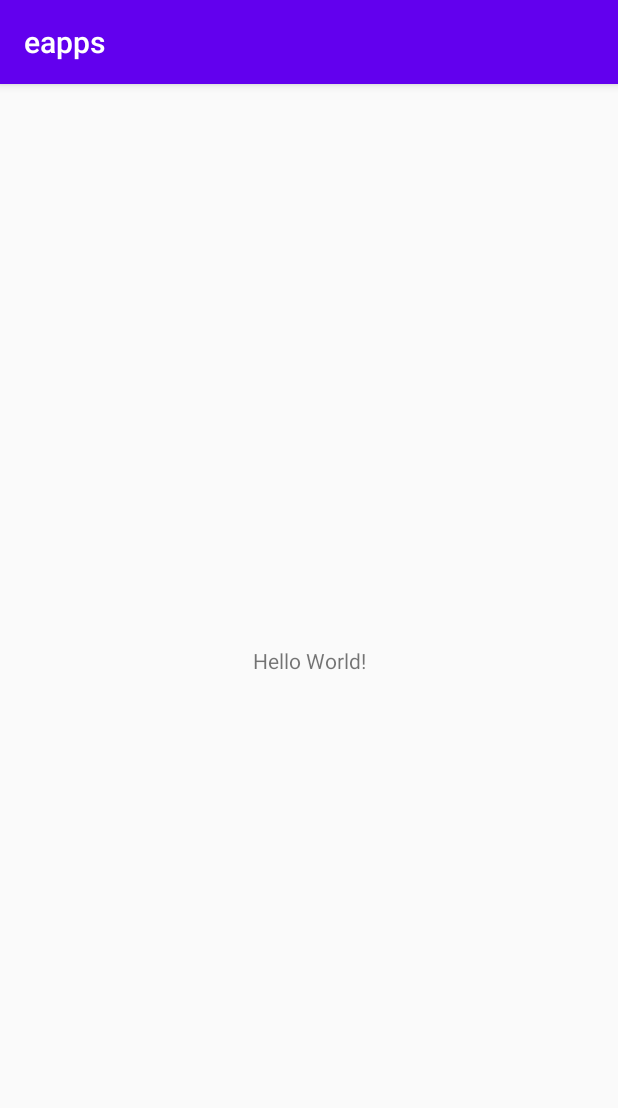
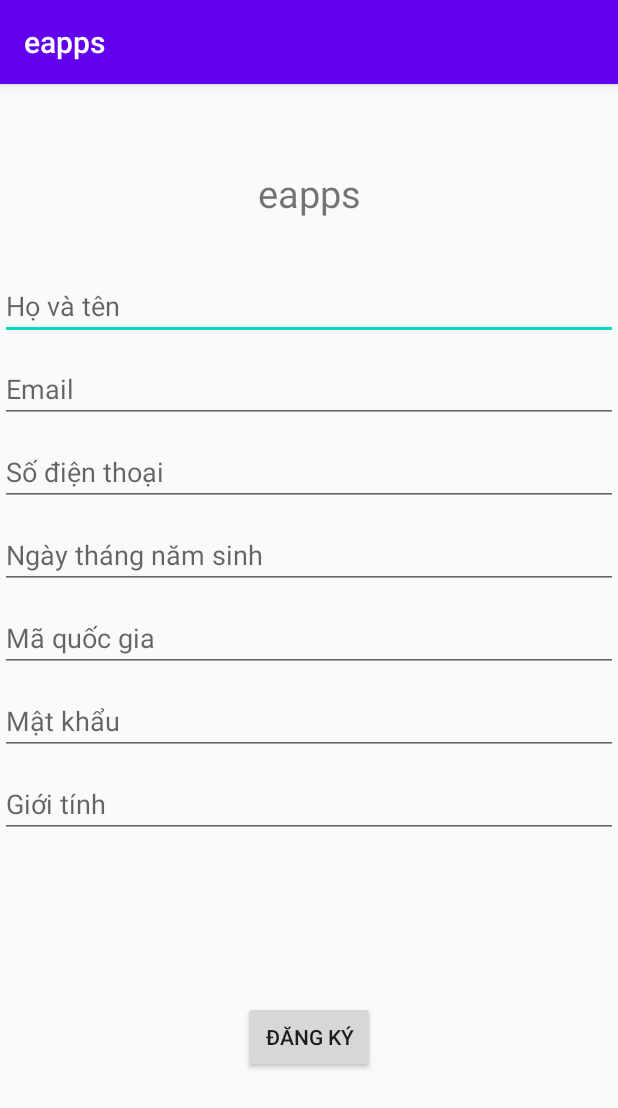
Before and after one commit to khoiln218/Gomi-Seller, an Android app: the screen it shows after launch (MainActivity before the commit, SignUpActivity after it), on a phone screen of 412 x 824 dp. Shown: the top 1108 px of the screen. Run offline under Robolectric (Android 15) with nearby library versions, the phone set to English and light mode, and no system bars; our stand-ins replace data binding.

Commit message:
-[feat](sigup) add signup

```diff
--- a/app/build.gradle
+++ b/app/build.gradle
@@ -21,6 +21,10 @@ android {
         }
     }
 
+    dataBinding {
+        enabled = true
+    }
+
 }
 
 dependencies {
@@ -31,4 +35,6 @@ dependencies {
     testImplementation 'junit:junit:4.12'
     androidTestImplementation 'androidx.test.ext:junit:1.1.1'
     androidTestImplementation 'androidx.test.espresso:espresso-core:3.2.0'
+    implementation "android.arch.lifecycle:extensions:1.1.1"
+    implementation "android.arch.lifecycle:viewmodel:1.1.1"
 }
--- a/app/src/main/AndroidManifest.xml
+++ b/app/src/main/AndroidManifest.xml
@@ -9,6 +9,7 @@
         android:roundIcon="@mipmap/ic_launcher_round"
         android:supportsRtl="true"
         android:theme="@style/AppTheme">
+        <activity android:name=".signup.views.SignUpActivity"/>
         <activity android:name=".MainActivity">
             <intent-filter>
                 <action android:name="android.intent.action.MAIN" />
--- a/app/src/main/java/vn/gomicorp/seller/MainActivity.java
+++ b/app/src/main/java/vn/gomicorp/seller/MainActivity.java
@@ -1,8 +1,11 @@
 package vn.gomicorp.seller;
+
+import android.content.Intent;
+import android.os.Bundle;
 
 import androidx.appcompat.app.AppCompatActivity;
 
-import android.os.Bundle;
+import vn.gomicorp.seller.signup.views.SignUpActivity;
 
 public class MainActivity extends AppCompatActivity {
 
@@ -11,4 +14,10 @@ public class MainActivity extends AppCompatActivity {
         super.onCreate(savedInstanceState);
         setContentView(R.layout.activity_main);
     }
+
+    @Override
+    protected void onResume() {
+        super.onResume();
+        startActivity(new Intent(this, SignUpActivity.class));
+    }
 }
--- /dev/null
+++ b/app/src/main/java/vn/gomicorp/seller/signup/models/UserInfo.java
@@ -0,0 +1,86 @@
+package vn.gomicorp.seller.signup.models;
+
+public class UserInfo {
+    private String Email;
+    private String FullName;
+    private byte Gender;
+    private String BirthDay;
+    private String PhoneNumber;
+    private int CountryId;
+    private String Password;
+
+    private String DeviceToken;
+    private String DeviceVersion;
+
+    public String getEmail() {
+        return Email;
+    }
+
+    public void setEmail(String email) {
+        Email = email;
+    }
+
+    public String getFullName() {
+        return FullName;
+    }
+
+    public void setFullName(String fullName) {
+        FullName = fullName;
+    }
+
+    public byte getGender() {
+        return Gender;
+    }
+
+    public void setGender(byte gender) {
+        Gender = gender;
+    }
+
+    public String getBirthDay() {
+        return BirthDay;
+    }
+
+    public void setBirthDay(String birthDay) {
+        BirthDay = birthDay;
+    }
+
+    public String getPhoneNumber() {
+        return PhoneNumber;
+    }
+
+    public void setPhoneNumber(String phoneNumber) {
+        PhoneNumber = phoneNumber;
+    }
+
+    public int getCountryId() {
+        return CountryId;
+    }
+
+    public void setCountryId(int countryId) {
+        CountryId = countryId;
+    }
+
+    public String getPassword() {
+        return Password;
+    }
+
+    public void setPassword(String password) {
+        Password = password;
+    }
+
+    public String getDeviceToken() {
+        return DeviceToken;
+    }
+
+    public void setDeviceToken(String deviceToken) {
+        DeviceToken = deviceToken;
+    }
+
+    public String getDeviceVersion() {
+        return DeviceVersion;
+    }
+
+    public void setDeviceVersion(String deviceVersion) {
+        DeviceVersion = deviceVersion;
+    }
+}
--- /dev/null
+++ b/app/src/main/java/vn/gomicorp/seller/signup/viewmodels/SignUpViewModel.java
@@ -0,0 +1,14 @@
+package vn.gomicorp.seller.signup.viewmodels;
+
+import androidx.lifecycle.ViewModel;
+
+import vn.gomicorp.seller.signup.models.UserInfo;
+
+public class SignUpViewModel extends ViewModel {
+    public String TAG = getClass().getSimpleName();
+    public UserInfo userInfo;
+
+    public void dangky(){
+        //TODO: send info of user to server and show result
+    }
+}
--- /dev/null
+++ b/app/src/main/java/vn/gomicorp/seller/signup/views/SignUpActivity.java
@@ -0,0 +1,28 @@
+package vn.gomicorp.seller.signup.views;
+
+import android.os.Bundle;
+
+import androidx.appcompat.app.AppCompatActivity;
+import androidx.databinding.DataBindingUtil;
+import androidx.lifecycle.ViewModelProviders;
+
+import vn.gomicorp.seller.R;
+import vn.gomicorp.seller.databinding.ActivitySignUpBinding;
+import vn.gomicorp.seller.signup.viewmodels.SignUpViewModel;
+
+public class SignUpActivity extends AppCompatActivity {
+
+    private SignUpViewModel signUpViewModel;
+
+    @Override
+    protected void onCreate(Bundle savedInstanceState) {
+        super.onCreate(savedInstanceState);
+        initDataBinding();
+    }
+
+    private void initDataBinding() {
+        ActivitySignUpBinding activitySignUpBinding = DataBindingUtil.setContentView(this, R.layout.activity_sign_up);
+        signUpViewModel = ViewModelProviders.of(this).get(SignUpViewModel.class);
+        activitySignUpBinding.setSignUpViewModel(signUpViewModel);
+    }
+}
--- /dev/null
+++ b/app/src/main/res/layout/activity_sign_up.xml
@@ -0,0 +1,128 @@
+<?xml version="1.0" encoding="utf-8"?>
+<layout xmlns:tools="http://schemas.android.com/tools"
+    xmlns:android="http://schemas.android.com/apk/res/android"
+    xmlns:app="http://schemas.android.com/apk/res-auto">
+
+    <data>
+
+        <variable
+            name="signUpViewModel"
+            type="vn.gomicorp.seller.signup.viewmodels.SignUpViewModel" />
+    </data>
+
+    <androidx.constraintlayout.widget.ConstraintLayout
+        android:layout_width="match_parent"
+        android:layout_height="match_parent"
+        tools:context=".signup.views.SignUpActivity">
+
+        <TextView
+            android:id="@+id/tvAppName"
+            android:layout_width="wrap_content"
+            android:layout_height="wrap_content"
+            android:layout_marginTop="50dp"
+            android:padding="5dp"
+            android:text="eapps"
+            android:textSize="25sp"
+            app:layout_constraintEnd_toEndOf="parent"
+            app:layout_constraintStart_toStartOf="parent"
+            app:layout_constraintTop_toTopOf="parent" />
+
+        <EditText
+            android:id="@+id/txtName"
+            android:layout_width="0dp"
+            android:layout_height="wrap_content"
+            android:layout_marginTop="30dp"
+            android:ems="10"
+            android:hint="Họ và tên"
+            android:inputType="textPersonName"
+            app:layout_constraintEnd_toEndOf="parent"
+            app:layout_constraintStart_toStartOf="parent"
+            app:layout_constraintTop_toBottomOf="@+id/tvAppName" />
+
+        <EditText
+            android:id="@+id/txtEmail"
+            android:layout_width="0dp"
+            android:layout_height="wrap_content"
+            android:layout_marginTop="10dp"
+            android:ems="10"
+            android:hint="Email"
+            android:inputType="textPersonName"
+            app:layout_constraintEnd_toEndOf="parent"
+            app:layout_constraintHorizontal_bias="0.0"
+            app:layout_constraintStart_toStartOf="parent"
+            app:layout_constraintTop_toBottomOf="@+id/txtName" />
+
+        <EditText
+            android:id="@+id/txtPhoneNumber"
+            android:layout_width="0dp"
+            android:layout_height="wrap_content"
+            android:layout_marginTop="10dp"
+            android:ems="10"
+            android:hint="Số điện thoại"
+            android:inputType="textPersonName"
+            app:layout_constraintEnd_toEndOf="parent"
+            app:layout_constraintStart_toStartOf="parent"
+            app:layout_constraintTop_toBottomOf="@+id/txtEmail" />
+
+        <EditText
+            android:id="@+id/txtBirhday"
+            android:layout_width="0dp"
+            android:layout_height="wrap_content"
+            android:layout_marginTop="10dp"
+            android:ems="10"
+            android:hint="Ngày tháng năm sinh"
+            android:inputType="textPersonName"
+            app:layout_constraintEnd_toEndOf="parent"
+            app:layout_constraintStart_toStartOf="parent"
+            app:layout_constraintTop_toBottomOf="@+id/txtPhoneNumber" />
+
+        <EditText
+            android:id="@+id/txtContryID"
+            android:layout_width="0dp"
+            android:layout_height="wrap_content"
+            android:layout_marginTop="10dp"
+            android:ems="10"
+            android:hint="Mã quốc gia"
+            android:inputType="textPersonName"
+            app:layout_constraintEnd_toEndOf="parent"
+            app:layout_constraintStart_toStartOf="parent"
+            app:layout_constraintTop_toBottomOf="@+id/txtBirhday" />
+
+        <EditText
+            android:id="@+id/txtPassword"
+            android:layout_width="0dp"
+            android:layout_height="wrap_content"
+            android:layout_marginTop="10dp"
+            android:ems="10"
+            android:hint="Mật khẩu"
+            android:inputType="textPersonName"
+            app:layout_constraintEnd_toEndOf="parent"
+            app:layout_constraintHorizontal_bias="0.0"
+            app:layout_constraintStart_toStartOf="parent"
+            app:layout_constraintTop_toBottomOf="@+id/txtContryID" />
+
+        <EditText
+            android:id="@+id/txtGender"
+            android:layout_width="0dp"
+            android:layout_height="wrap_content"
+            android:layout_marginTop="10dp"
+            android:ems="10"
+            android:hint="Giới tính"
+            android:inputType="textPersonName"
+            app:layout_constraintEnd_toEndOf="parent"
+            app:layout_constraintHorizontal_bias="0.0"
+            app:layout_constraintStart_toStartOf="parent"
+            app:layout_constraintTop_toBottomOf="@+id/txtPassword" />
+
+        <Button
+            android:id="@+id/button"
+            android:layout_width="wrap_content"
+            android:layout_height="wrap_content"
+            android:onClick="@{()->signUpViewModel.dangky()}"
+            android:text="Đăng ký"
+            app:layout_constraintBottom_toBottomOf="parent"
+            app:layout_constraintEnd_toEndOf="parent"
+            app:layout_constraintStart_toStartOf="parent"
+            app:layout_constraintTop_toBottomOf="@+id/txtGender" />
+    </androidx.constraintlayout.widget.ConstraintLayout>
+</layout>
```
